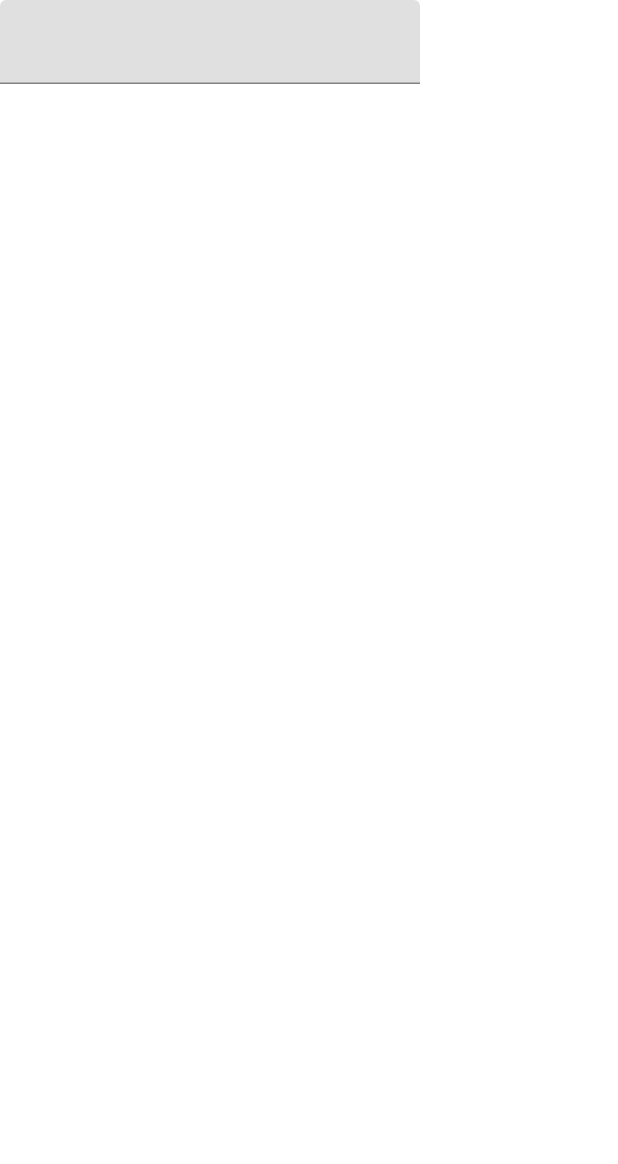
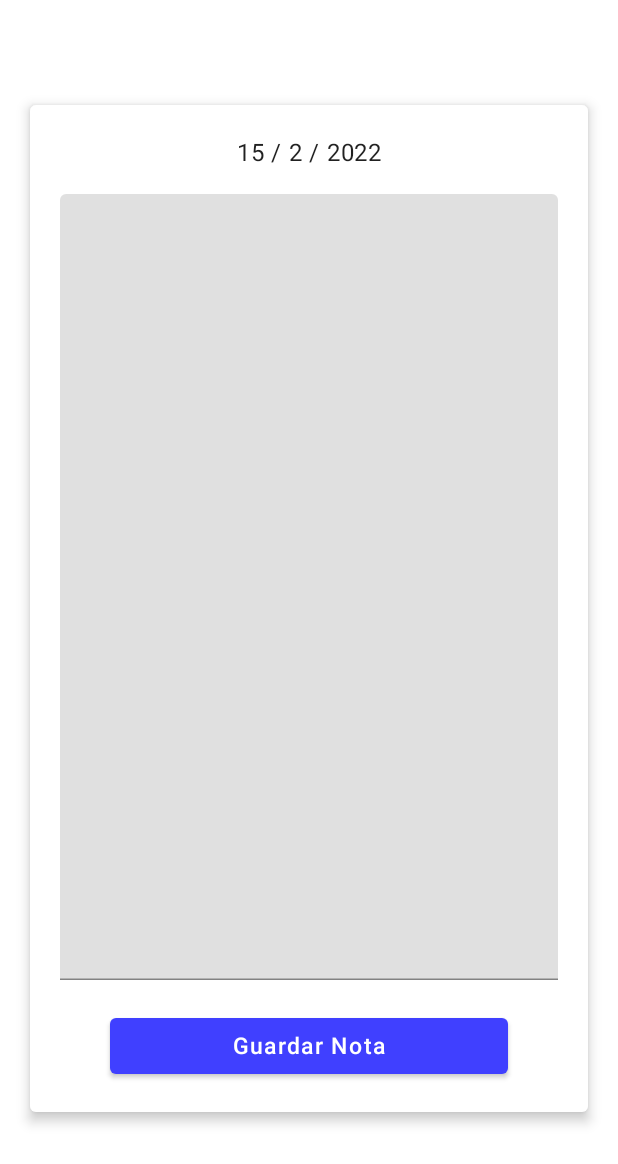
Before and after one commit to rbnicodev/SimplyTeachingAndroid, an Android app built with Jetpack Compose: the NoteView screen opened through its navigation route, on a phone screen of 412 x 824 dp. Shown: the top 1164 px of the screen. Run offline under Robolectric (Android 15) with nearby library versions, the light colour scheme and no system bars; pictures from the network do not load.

Commit message:
Maquetación NoteView avanzada

```diff
--- a/app/build.gradle
+++ b/app/build.gradle
@@ -74,4 +74,7 @@ dependencies {
     androidTestImplementation "androidx.compose.ui:ui-test-junit4:$compose_version"
     //noinspection GradleDependency
     debugImplementation "androidx.compose.ui:ui-tooling:$compose_version"
+
+    //numberPicker
+
 }
--- a/app/src/main/java/com/rbnico/simplyteachingandroid/NavigationHost.kt
+++ b/app/src/main/java/com/rbnico/simplyteachingandroid/NavigationHost.kt
@@ -36,7 +36,9 @@ fun NavigationHost() {
             )
         }
         composable(Destinations.NoteView.route) {
-            NoteView()
+            NoteView(
+                saveNoteClick = { navController.navigate(Destinations.StudentView.route)}
+            )
         }
 
         composable(Destinations.StudentAddView.route) {
--- a/app/src/main/java/com/rbnico/simplyteachingandroid/components/NoteItem.kt
+++ b/app/src/main/java/com/rbnico/simplyteachingandroid/components/NoteItem.kt
@@ -20,7 +20,7 @@ fun NoteItem(
     click: () -> Unit
 ) {
     val day: String = (note.date/1000000).toString()
-    val month: String = ((note.date/10000)%1500).toString()
+    val month: String = ((note.date/10000)%100).toString()
     val year: String = ((note.date)%10000).toString()
     Card(
         elevation = 5.dp,
@@ -37,7 +37,7 @@ fun NoteItem(
             horizontalAlignment = Alignment.CenterHorizontally,
             modifier = Modifier.padding(all = 20.dp)
         ) {
-            Text(modifier = Modifier.padding(bottom = 15.dp),text = day + "/ " + month + "/ " + year)
+            Text(modifier = Modifier.padding(bottom = 15.dp),text = day + " / " + month + " / " + year)
             Text(note.note)
         }
 
--- a/app/src/main/java/com/rbnico/simplyteachingandroid/data/DataProvider.kt
+++ b/app/src/main/java/com/rbnico/simplyteachingandroid/data/DataProvider.kt
@@ -10,7 +10,7 @@ object DataProvider {
             "Núñez",
             12,
             2,
-            listOf(Note(15022022, "Se ha portado muy mal y no sabe cómo hacer la tarea")),
+            listOf(Note(13112021, "Se ha portado muy mal y no sabe cómo hacer la tarea")),
             ""
         ),
          Student(
--- a/app/src/main/java/com/rbnico/simplyteachingandroid/views/NoteView.kt
+++ b/app/src/main/java/com/rbnico/simplyteachingandroid/views/NoteView.kt
@@ -1,23 +1,86 @@
 package com.rbnico.simplyteachingandroid.views
 
-import androidx.compose.foundation.layout.Column
-import androidx.compose.material.Text
-import androidx.compose.material.TextField
+import android.annotation.SuppressLint
+import androidx.compose.foundation.layout.*
+import androidx.compose.material.*
 import androidx.compose.runtime.*
+import androidx.compose.ui.Alignment
+import androidx.compose.ui.Modifier
+import androidx.compose.ui.unit.dp
+import androidx.compose.ui.unit.sp
 import com.rbnico.simplyteachingandroid.data.DataProvider
 import com.rbnico.simplyteachingandroid.data.Note
+import java.text.SimpleDateFormat
+import java.util.*
 
+@SuppressLint("SimpleDateFormat")
 @Composable
 fun NoteView(
+    saveNoteClick: () -> Unit
 ) {
-    val note: Note = DataProvider.currentNote
-    var noteString by remember { mutableStateOf(DataProvider.currentNote.note)}
-    Column() {
-        TextField(
-            value = noteString,
-            onValueChange = { noteString = it}
-        )
-        Text(note.note)
+
+    val sdf = SimpleDateFormat("ddMMyyyy")
+    val cDate = sdf.format(Date())
+    val currentDate = Integer.parseInt(cDate.toString())
+
+
+    val note: Note = if (DataProvider.newNote) Note(currentDate, "") else DataProvider.currentNote
+
+    val Day: String = (note.date / 1000000).toString()
+    val Month: String = ((note.date / 10000) % 100).toString()
+    val Year: String = ((note.date) % 10000).toString()
+
+    var noteString by remember { mutableStateOf(note.note) }
+
+    Card(
+        elevation = 5.dp,
+        modifier = Modifier
+            .padding(all = 20.dp)
+            .padding(top = 50.dp)
+            .fillMaxWidth()
+            .wrapContentHeight()
+
+    ) {
+        Column(
+            modifier = Modifier
+                .padding(all = 20.dp)
+                .fillMaxWidth(),
+            horizontalAlignment = Alignment.CenterHorizontally
+        ) {
+            Text(
+                modifier = Modifier.padding(bottom = 15.dp),
+                text = Day + " / " + Month + " / " + Year
+            )
+            TextField(
+                value = noteString,
+                onValueChange = { noteString = it },
+                modifier = Modifier
+                    .fillMaxWidth()
+                    .fillMaxHeight(0.8f)
+            )
+            Button(
+                {
+                    saveNote()
+                    saveNoteClick()
+                },
+                modifier = Modifier
+                    .padding(top = 20.dp)
+                    .fillMaxWidth(0.8f)
+
+            ) {
+                Text(
+                    text = "Guardar Nota",
+                    modifier = Modifier
+                        .padding(8.dp, 2.dp),
+                    style = MaterialTheme.typography.button,
+                    fontSize = 15.sp
+                )
+            }
+
+        }
     }
+}
+
+fun saveNote() {
 
 }
```
